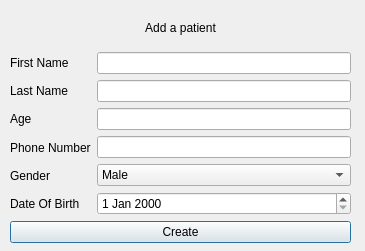
Above: addpatient.ui from luigiacuna/UB-GUI-OOP-Final-Project before the change. Below: the same form after it.
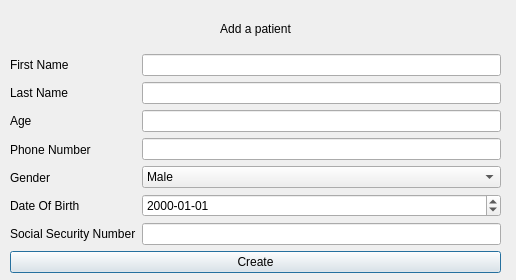
That is the form after the change.

Commit message: work on edit and add user back end

What changed in the file:
```diff
--- a/addpatient.ui
+++ b/addpatient.ui
@@ -6,8 +6,8 @@
    <rect>
     <x>0</x>
     <y>0</y>
-    <width>365</width>
-    <height>251</height>
+    <width>516</width>
+    <height>280</height>
    </rect>
   </property>
   <property name="windowTitle">
@@ -18,8 +18,8 @@
     <rect>
      <x>10</x>
      <y>10</y>
-     <width>341</width>
-     <height>233</height>
+     <width>491</width>
+     <height>263</height>
     </rect>
    </property>
    <layout class="QVBoxLayout" name="mainLayout">
@@ -79,6 +79,13 @@
           </property>
          </widget>
         </item>
+        <item>
+         <widget class="QLabel" name="ssNumLabel">
+          <property name="text">
+           <string>Social Security Number</string>
+          </property>
+         </widget>
+        </item>
        </layout>
       </item>
       <item>
@@ -110,7 +117,17 @@
          </widget>
         </item>
         <item>
-         <widget class="QDateEdit" name="dateEdit"/>
+         <widget class="QDateEdit" name="dateEdit">
+          <property name="currentSection">
+           <enum>QDateTimeEdit::YearSection</enum>
+          </property>
+          <property name="displayFormat">
+           <string>yyyy-MM-dd</string>
+          </property>
+         </widget>
+        </item>
+        <item>
+         <widget class="QLineEdit" name="ssNumInput"/>
         </item>
        </layout>
       </item>
```
The commit also changes 6 other files.
